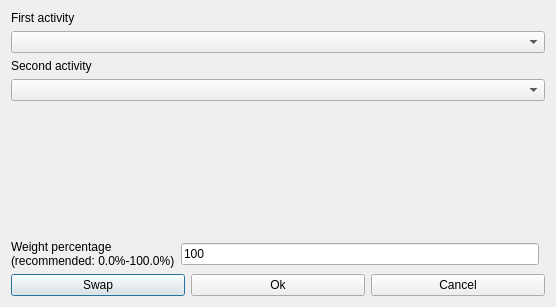
Before: the Qt Designer form fet/src/interface/modifyconstrainttwoactivitiesorderedform_template.ui in vonmecheln/fet, drawn with Qt 5.
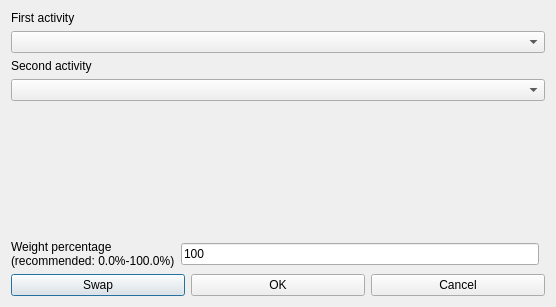
After: the same form once the commit is applied.

```diff
--- a/fet/src/interface/modifyconstrainttwoactivitiesorderedform_template.ui
+++ b/fet/src/interface/modifyconstrainttwoactivitiesorderedform_template.ui
@@ -26,7 +26,7 @@
      <item>
       <widget class="QPushButton" name="okPushButton">
        <property name="text">
-        <string>Ok</string>
+        <string>OK</string>
        </property>
       </widget>
      </item>
```
